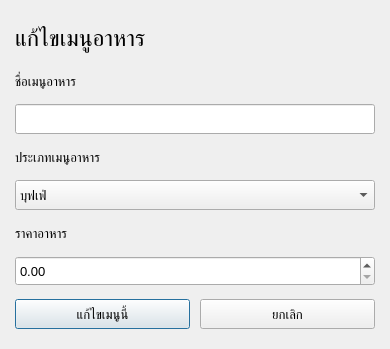
Above: editmenu.ui from kantee2540/RestaurantManage before the change. Below: the same form after it.
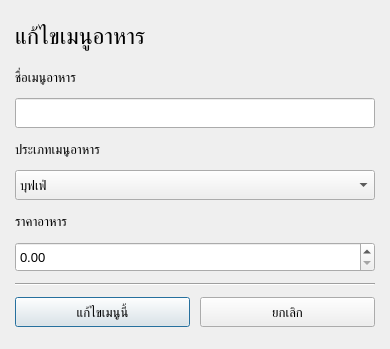
That is the form after the change.

Commit message: Conclude info, can print slip and adjust layout

Diff of the .ui file:
```diff
--- a/editmenu.ui
+++ b/editmenu.ui
@@ -219,6 +219,13 @@
      </property>
     </widget>
    </item>
+   <item>
+    <widget class="Line" name="line">
+     <property name="orientation">
+      <enum>Qt::Horizontal</enum>
+     </property>
+    </widget>
+   </item>
    <item>
     <layout class="QHBoxLayout" name="_2">
      <item>
```
The commit also changes 7 other files.
